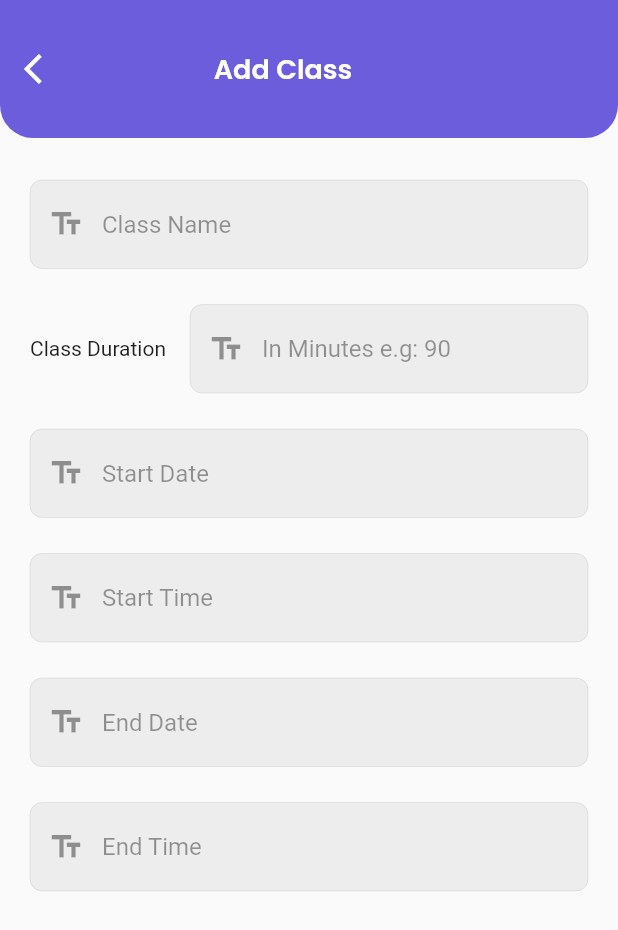
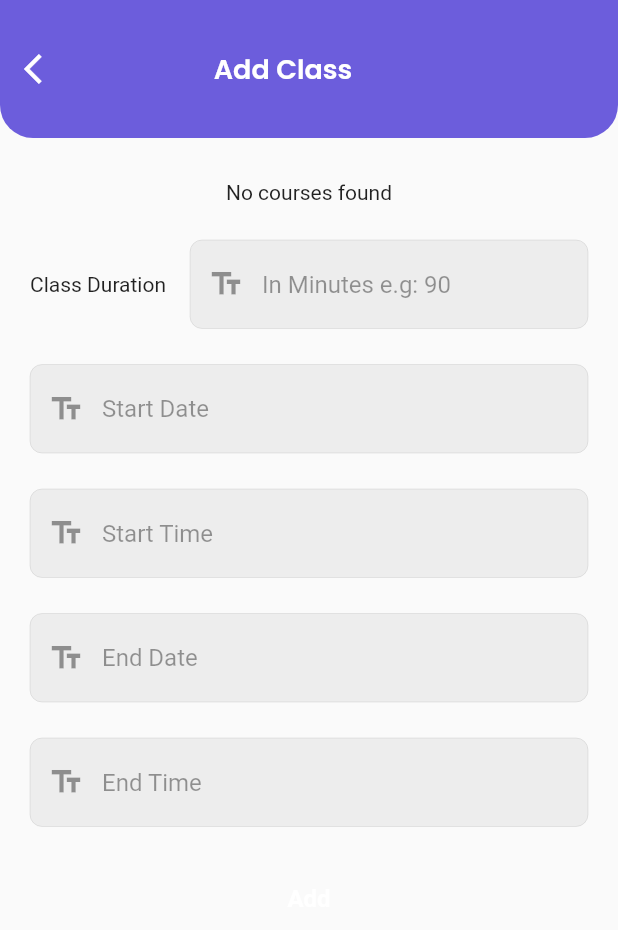
Before and after one commit to ShahzadUmarBaig/aams_fyp, a Flutter app: the AllClassesScreen screen opened directly, after a tap on the "golf course" icon, on a phone screen of 412 x 824 dp. Shown: the top 930 px of the screen. Run offline on Flutter 3.47's test engine with Material 2 defaults, Android fonts, the phone set to English and light mode, and no system bars; our stand-ins replace bloc, cached_network_image, cloud_firestore, equatable, firebase_auth, firebase_core and 7 more; missing offline and left inert: a package; accounts and stored records are empty.

```diff
--- a/lib/blocs/attendance_bloc/attendance_event.dart
+++ b/lib/blocs/attendance_bloc/attendance_event.dart
@@ -5,10 +5,7 @@ abstract class AttendanceEvent {}
 
 class RemoveImage extends AttendanceEvent {}
 
-class AddImage extends AttendanceEvent {
-  final PickedFile image;
-  AddImage(this.image);
-}
+class AddImage extends AttendanceEvent {}
 
 class OnMarkAttendancePressed extends AttendanceEvent {}
 
--- a/lib/blocs/auth_bloc/auth_event.dart
+++ b/lib/blocs/auth_bloc/auth_event.dart
@@ -3,10 +3,7 @@ part of 'auth_bloc.dart';
 @immutable
 abstract class AuthEvent {}
 
-class OnImagePicked extends AuthEvent {
-  final PickedFile file;
-  OnImagePicked(this.file);
-}
+class OnImagePicked extends AuthEvent {}
 
 class OnEmailChanged extends AuthEvent {
   final String email;
--- a/lib/blocs/home_bloc/home_state.dart
+++ b/lib/blocs/home_bloc/home_state.dart
@@ -19,6 +19,10 @@ class HomeState {
           attendance.classObject == classObject &&
           attendance.uid == u.FirebaseAuth.instance.currentUser!.uid,
     );
+  }
+
+  List<Course> get convertedCoursesList {
+    return courses.asList();
   }
 
   factory HomeState.initial() => HomeState(
--- a/lib/models/course.dart
+++ b/lib/models/course.dart
@@ -1,4 +1,6 @@
-class Course {
+import 'package:equatable/equatable.dart';
+
+class Course extends Equatable {
   final int courseClasses;
   final String courseName;
   final String courseInstructor;
@@ -24,4 +26,11 @@ class Course {
       "courseInstructor": courseInstructor,
     };
   }
+
+  @override
+  List<Object?> get props => [
+        courseClasses,
+        courseName,
+        courseInstructor,
+      ];
 }
--- a/lib/route_generator.dart
+++ b/lib/route_generator.dart
@@ -41,7 +41,12 @@ class RouteGenerator {
           ),
         );
       case AddClassScreen.id:
-        return MaterialPageRoute(builder: (context) => AddClassScreen());
+        return MaterialPageRoute(
+          builder: (context) => BlocProvider<HomeBloc>.value(
+            value: settings.arguments as HomeBloc,
+            child: AddClassScreen(),
+          ),
+        );
 
       case AddCourseScreen.id:
         return MaterialPageRoute(builder: (context) => AddCourseScreen());
--- a/lib/views/add_class_screen.dart
+++ b/lib/views/add_class_screen.dart
@@ -1,8 +1,12 @@
+import 'package:aams_fyp/blocs/home_bloc/home_bloc.dart';
 import 'package:aams_fyp/constants.dart';
+import 'package:aams_fyp/models/class.dart';
+import 'package:aams_fyp/models/course.dart';
 import 'package:aams_fyp/services/firebase_service.dart';
 import 'package:aams_fyp/widgets/custom_app_bar.dart';
 import 'package:flutter/material.dart';
 import 'package:flutter/services.dart';
+import 'package:flutter_bloc/flutter_bloc.dart';
 import 'package:intl/intl.dart';
 
 class AddClassScreen extends StatefulWidget {
@@ -40,9 +44,10 @@ class _AddClassScreenState extends State<AddClassScreen> {
 
   @override
   Widget build(BuildContext context) {
-    print(_isValid());
     return SafeArea(
-      child: Scaffold(
+      child: BlocBuilder<HomeBloc, HomeState>(
+        builder: (context, state) {
+          return Scaffold(
             body: Container(
               child: Column(
                 children: [
@@ -51,16 +56,26 @@ class _AddClassScreenState extends State<AddClassScreen> {
                     padding: EdgeInsets.symmetric(horizontal: 20),
                     child: Column(
                       children: [
-                    TextFormField(
-                      keyboardType: TextInputType.text,
+                        if (state.convertedCoursesList.isEmpty)
+                          Text("No courses found"),
+                        if (state.convertedCoursesList.isNotEmpty)
+                          DropdownButtonFormField<Course>(
+                            value: state.convertedCoursesList.first,
+                            items: state.convertedCoursesList
+                                .map(
+                                  (e) => DropdownMenuItem<Course>(
+                                    value: e,
+                                    child: Text(e.courseName),
+                                  ),
+                                )
+                                .toList(),
                             decoration: Constants.textFieldDecoration.copyWith(
-                        hintText: "Class Name",
-                        prefixIcon: Icon(
-                          Icons.text_fields_outlined,
-                          color: Colors.black.withOpacity(0.4),
+                              hintText: "Select Course",
                             ),
-                      ),
-                      controller: _classNameController,
+                            onChanged: (Course? classObject) {
+                              _classNameController.text =
+                                  classObject!.courseName;
+                            },
                           ),
                         SizedBox(height: 24),
                         Row(
@@ -76,7 +91,8 @@ class _AddClassScreenState extends State<AddClassScreen> {
                                   FilteringTextInputFormatter.digitsOnly,
                                 ],
                                 validator: (studentId) {},
-                            decoration: Constants.textFieldDecoration.copyWith(
+                                decoration:
+                                    Constants.textFieldDecoration.copyWith(
                                   hintText: "In Minutes e.g: 90",
                                   prefixIcon: Icon(
                                     Icons.text_fields_outlined,
@@ -85,7 +101,8 @@ class _AddClassScreenState extends State<AddClassScreen> {
                                 ),
                                 onChanged: (value) {
                                   if (value.isNotEmpty) {
-                                duration = Duration(minutes: int.parse(value));
+                                    duration =
+                                        Duration(minutes: int.parse(value));
                                   }
                                 },
                               ),
@@ -242,6 +259,8 @@ class _AddClassScreenState extends State<AddClassScreen> {
                 ],
               ),
             ),
+          );
+        },
       ),
     );
   }
--- a/pubspec.yaml
+++ b/pubspec.yaml
@@ -9,12 +9,12 @@ environment:
 dependencies:
   flutter:
     sdk: flutter
-
   cupertino_icons: ^1.0.5
   cached_network_image: ^3.2.1
   dio: ^4.0.6
   equatable: ^2.0.3
   flutter_bloc: ^8.0.1
+  flutter_native_image: ^0.0.6+1
   freezed_annotation: ^2.0.3
   freezed: ^2.0.5
   bloc: ^8.0.3
```
Also changed, not shown: lib/blocs/attendance_bloc/attendance_bloc.dart (+11 -2 lines), lib/blocs/auth_bloc/auth_bloc.dart (+14 -2 lines), lib/services/api_service.dart (+5 -4 lines), lib/views/all_classes_screen.dart (+5 -9 lines), lib/views/home_screen.dart (+2 -7 lines), lib/views/signup_screen.dart (+2 -8 lines), pubspec.lock. Lines whose indentation alone changed are shown as unchanged.
